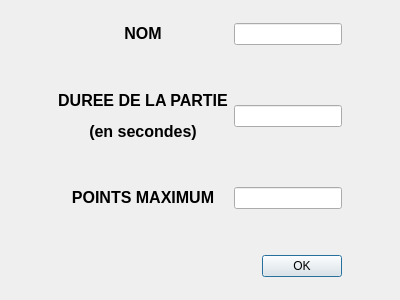
First picture: the form in chifoumidialog.ui, repository ThomasXAT/Chifoumi, before the edit.
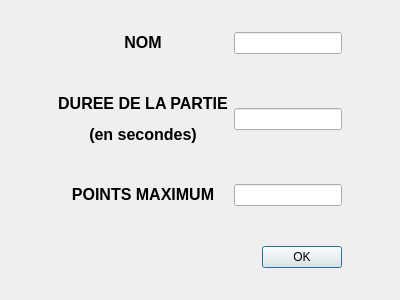
Second picture: the form after the edit.

What changed in the file:
```diff
--- a/chifoumidialog.ui
+++ b/chifoumidialog.ui
@@ -31,6 +31,19 @@
     <layout class="QHBoxLayout" name="horizontalLayout">
      <item>
       <layout class="QVBoxLayout" name="verticalLayout">
+       <item>
+        <spacer name="verticalSpacer_4">
+         <property name="orientation">
+          <enum>Qt::Vertical</enum>
+         </property>
+         <property name="sizeHint" stdset="0">
+          <size>
+           <width>20</width>
+           <height>40</height>
+          </size>
+         </property>
+        </spacer>
+       </item>
        <item>
         <layout class="QGridLayout" name="gridLayout">
          <item row="1" column="1">
@@ -123,6 +136,19 @@
          </item>
         </layout>
        </item>
+       <item>
+        <spacer name="verticalSpacer_5">
+         <property name="orientation">
+          <enum>Qt::Vertical</enum>
+         </property>
+         <property name="sizeHint" stdset="0">
+          <size>
+           <width>20</width>
+           <height>40</height>
+          </size>
+         </property>
+        </spacer>
+       </item>
       </layout>
      </item>
     </layout>
```
